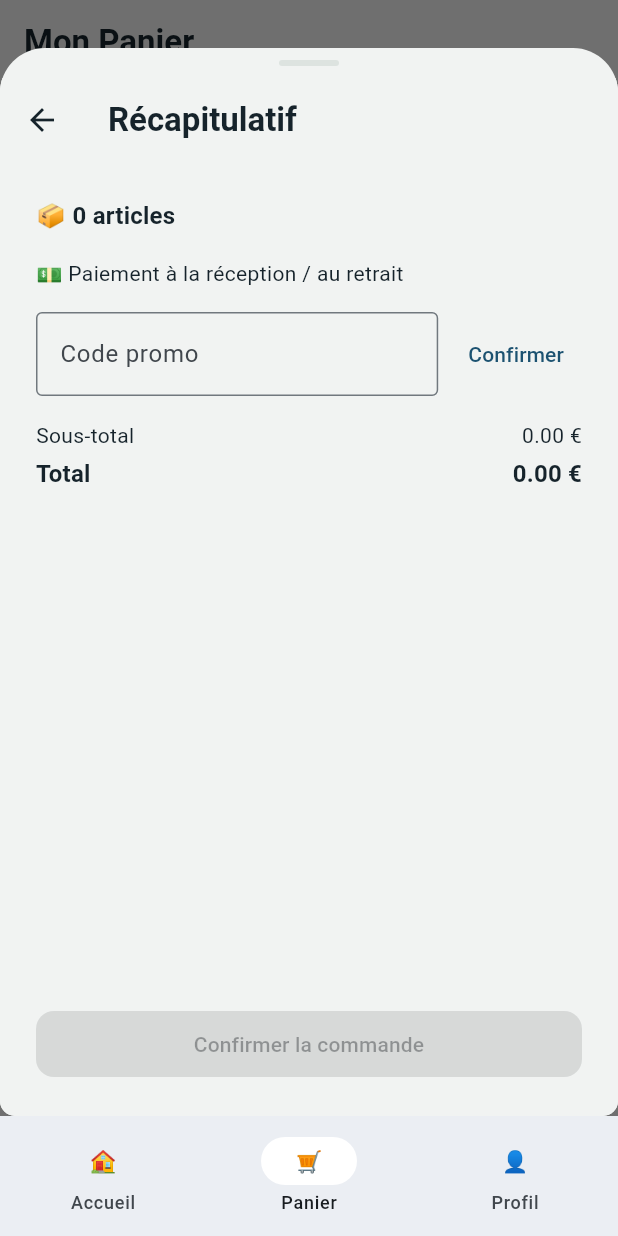
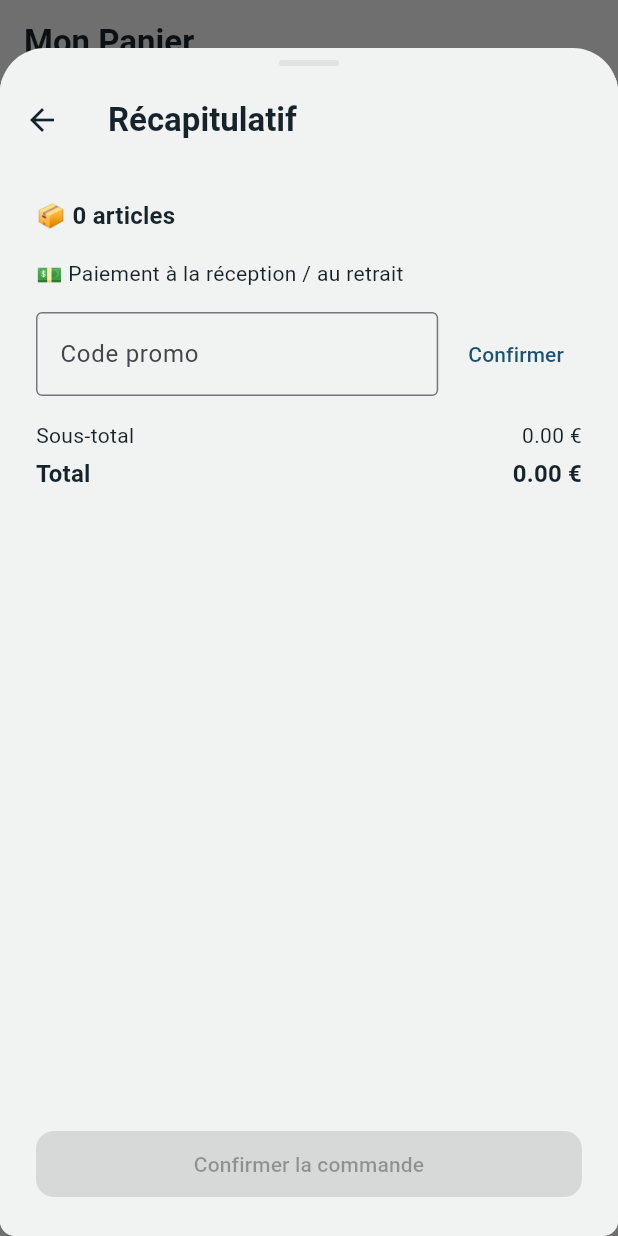
Before and after one commit to ecolealgerienne-ui/echangoorder, a Flutter app: the CheckoutSummaryScreen screen opened by its route, on a phone screen of 412 x 824 dp. Run offline on Flutter 3.47's test engine with Material 3 defaults, Android fonts, the phone set to English and light mode, and no system bars; our stand-ins replace easy_localization, flutter_secure_storage, geolocator, go_router, package_info_plus, permission_handler and 2 more; accounts and stored records are empty; network calls fail; Roboto replaces fonts that are missing (CasbahDisplay).

Commit message:
Panier flottant persistant : retire l'onglet Panier de la navigation
Suite à la validation réelle du chantier design (phases A-F + fusion
F04), la question laissée ouverte en phase D est tranchée : le panier
n'est plus un onglet de la barre de navigation (2 onglets restants :
Accueil/Profil).

Nouveau widgets/cart_bar.dart (CartBar) : barre flottante au-dessus de
la NavigationBar, masquée si le panier est vide, ouvre le panier en
feuille modale au tap. Nouveau navigation/cart_sheet.dart
(showCartSheet()) : ouvre CartScreen (inchangé) via
showModalBottomSheet, habillé par SheetShell (classe partagée avec le
tunnel checkout, _SheetShell de la phase D rendue publique).

app_router.dart : /cart sort de la coquille à onglets mais reste une
route de premier niveau pour que /cart/checkout/* continue de se
résoudre - son contenu n'est plus jamais poussé en page pleine.

OrderHistoryScreen : context.go('/cart') après reorder (aurait affiché
une page plein écran sans barre de navigation) remplacé par
showCartSheet(context).

Nouvelle clé i18n cart.viewCart, nav.cart supprimée (parité FR/AR
vérifiée, 231 clés).

```diff
--- a/mobile/assets/translations/ar.json
+++ b/mobile/assets/translations/ar.json
@@ -34,7 +34,6 @@
   },
   "nav": {
     "home": "الرئيسية",
-    "cart": "السلة",
     "profile": "الملف الشخصي"
   },
   "checkout": {
@@ -60,7 +59,8 @@
   },
   "cart": {
     "subtotal": "المجموع الفرعي",
-    "total": "الإجمالي"
+    "total": "الإجمالي",
+    "viewCart": "عرض سلتي"
   },
   "order": {
     "confirmCancel": "تأكيد الإلغاء",
--- a/mobile/assets/translations/fr.json
+++ b/mobile/assets/translations/fr.json
@@ -34,7 +34,6 @@
   },
   "nav": {
     "home": "Accueil",
-    "cart": "Panier",
     "profile": "Profil"
   },
   "checkout": {
@@ -60,7 +59,8 @@
   },
   "cart": {
     "subtotal": "Sous-total",
-    "total": "Total"
+    "total": "Total",
+    "viewCart": "Voir mon panier"
   },
   "order": {
     "confirmCancel": "Confirmer l'annulation",
--- a/mobile/lib/navigation/main_tab_scaffold.dart
+++ b/mobile/lib/navigation/main_tab_scaffold.dart
@@ -1,15 +1,18 @@
 import 'package:easy_localization/easy_localization.dart';
 import 'package:flutter/material.dart';
-import 'package:go_router/go_router.dart';
-import 'package:provider/provider.dart';
-import '../state/cart_state.dart';
 import '../theme/app_theme.dart';
+import '../widgets/cart_bar.dart';
 
-/// Coquille des 3 onglets (Accueil/Panier/Profil), chacun gardant sa propre
-/// pile de navigation — équivalent du bottom tab navigator RN. L'onglet
+/// Coquille des 2 onglets (Accueil/Profil), chacun gardant sa propre pile
+/// de navigation — équivalent du bottom tab navigator RN. L'onglet
 /// Catalogue a été retiré (2026-07-20, demande utilisateur) : son rôle est
 /// repris par le bandeau catégories de l'Accueil (filtre la grille sur
-/// place), voir `screens/home/home_screen.dart`.
+/// place), voir `screens/home/home_screen.dart`. L'onglet Panier a été
+/// retiré à son tour (même date, décision produit explicite) : remplacé
+/// par [CartBar], une barre flottante persistante au-dessus de la barre de
+/// navigation, qui ouvre le panier en feuille (`navigation/cart_sheet.dart`)
+/// plutôt que de dédier un onglet entier — voir `docs/design_direction.md`
+/// § Phase D.
 class MainTabScaffold extends StatelessWidget {
   final StatefulNavigationShell navigationShell;
 
@@ -17,11 +20,13 @@ class MainTabScaffold extends StatelessWidget {
 
   @override
   Widget build(BuildContext context) {
-    final itemCount = context.watch<CartState>().itemCount;
-
     return Scaffold(
       body: navigationShell,
-      bottomNavigationBar: NavigationBar(
+      bottomNavigationBar: Column(
+        mainAxisSize: MainAxisSize.min,
+        children: [
+          const CartBar(),
+          NavigationBar(
             selectedIndex: navigationShell.currentIndex,
             onDestinationSelected: (index) => navigationShell.goBranch(
               index,
@@ -30,15 +35,9 @@ class MainTabScaffold extends StatelessWidget {
             indicatorColor: AppColors.surface,
             destinations: [
               NavigationDestination(icon: const Text('🏠'), label: 'nav.home'.tr()),
-          NavigationDestination(
-            icon: Badge(
-              isLabelVisible: itemCount > 0,
-              label: Text('$itemCount'),
-              child: const Text('🛒'),
+              NavigationDestination(icon: const Text('👤'), label: 'nav.profile'.tr()),
+            ],
           ),
-            label: 'nav.cart'.tr(),
-          ),
-          NavigationDestination(icon: const Text('👤'), label: 'nav.profile'.tr()),
         ],
       ),
     );
--- a/mobile/lib/navigation/sheet_page.dart
+++ b/mobile/lib/navigation/sheet_page.dart
@@ -6,15 +6,6 @@ import '../theme/app_theme.dart';
 /// `docs/design_direction.md`) pour le tunnel checkout : glisse depuis le
 /// bas, coins supérieurs arrondis ([AppShape.archTop]), fond assombri
 /// derrière plutôt qu'un simple push plein écran.
-///
-/// **Périmètre volontairement limité au tunnel checkout** (poussé
-/// par-dessus l'onglet Panier, pas un onglet lui-même) : le panier reste un
-/// onglet de la barre de navigation principale (`StatefulShellRoute`) —
-/// une architecture de navigation déjà testée en réel par l'utilisateur,
-/// jugée trop risquée à restructurer (retirer un onglet, panier flottant
-/// persistant) sans pouvoir vérifier le résultat visuellement dans ce
-/// sandbox. Voir `docs/design_direction.md` § Phase D pour le détail de
-/// cette décision.
 CustomTransitionPage<void> sheetPage({required GoRouterState state, required Widget child}) {
   return CustomTransitionPage<void>(
     key: state.pageKey,
@@ -27,7 +18,7 @@ CustomTransitionPage<void> sheetPage({required GoRouterState state, required Wid
     barrierDismissible: false,
     transitionDuration: AppMotion.standard,
     reverseTransitionDuration: AppMotion.standard,
-    child: _SheetShell(child: child),
+    child: SheetShell(child: child),
     transitionsBuilder: (context, animation, secondaryAnimation, child) {
       final offset = Tween<Offset>(begin: const Offset(0, 1), end: Offset.zero)
           .chain(CurveTween(curve: AppMotion.curve))
@@ -37,10 +28,13 @@ CustomTransitionPage<void> sheetPage({required GoRouterState state, required Wid
   );
 }
 
-class _SheetShell extends StatelessWidget {
+/// Habillage visuel partagé des feuilles (checkout via [sheetPage], panier
+/// via `navigation/cart_sheet.dart`) : poignée de glissement + coins
+/// supérieurs arrondis sur fond du thème courant.
+class SheetShell extends StatelessWidget {
   final Widget child;
 
-  const _SheetShell({required this.child});
+  const SheetShell({super.key, required this.child});
 
   @override
   Widget build(BuildContext context) {
--- a/mobile/lib/screens/order/order_history_screen.dart
+++ b/mobile/lib/screens/order/order_history_screen.dart
@@ -5,6 +5,7 @@ import 'package:provider/provider.dart';
 import '../../errors/app_error.dart';
 import '../../errors/app_messenger.dart';
 import '../../errors/error_state_view.dart';
+import '../../navigation/cart_sheet.dart';
 import '../../services/odoo_api_client.dart';
 import '../../state/auth_state.dart';
 import '../../state/cart_state.dart';
@@ -112,7 +113,8 @@ class _OrderHistoryScreenState extends State<OrderHistoryScreen> {
       if (unavailable.isNotEmpty) {
         AppMessenger.showInfo(context, 'order.reorderUnavailableWarning');
       }
-      context.go('/cart');
+      if (!context.mounted) return;
+      await showCartSheet(context);
     } on AppError catch (e) {
       if (mounted) AppMessenger.showError(context, e, onRetry: () => _reorder(order));
     }
```
Also changed, not shown: mobile/lib/navigation/app_router.dart (+35 -32 lines), mobile/lib/navigation/cart_sheet.dart (added, +24 -0 lines), mobile/lib/widgets/cart_bar.dart (added, +72 -0 lines), 2 other files. Lines whose indentation alone changed are shown as unchanged.
